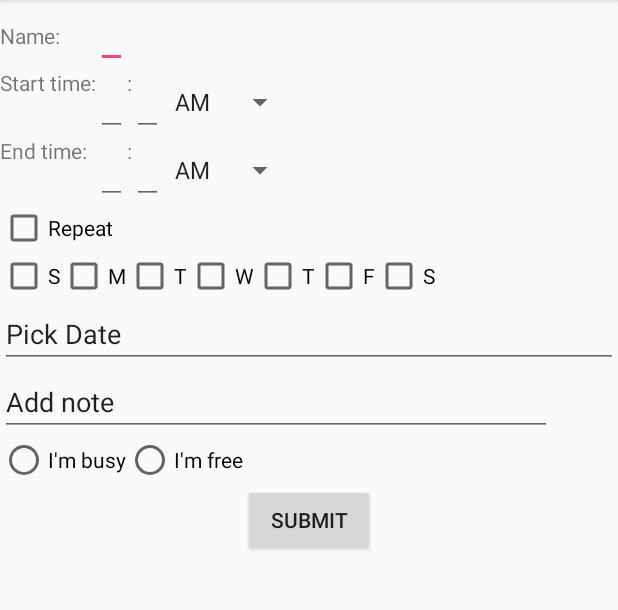
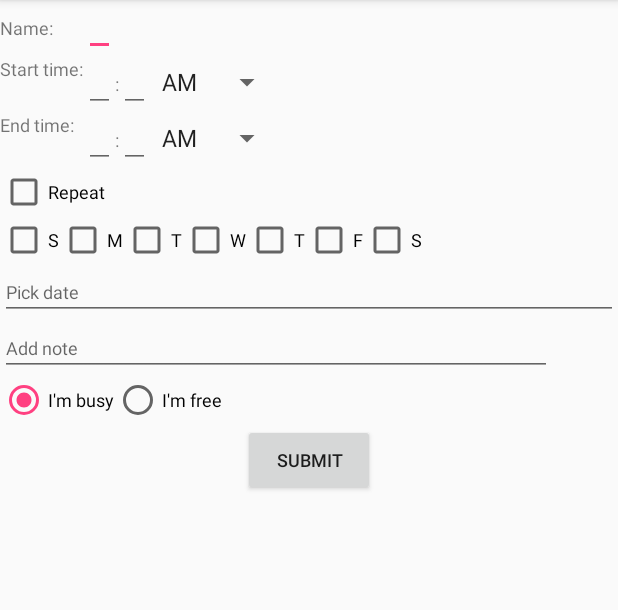
Before and after one commit to gabriel-ruffo/StudyTogether, an Android app: the EditEvent screen opened directly, with no data from a screen before it, on a phone screen of 412 x 824 dp, the part 84-694 px from its top. Run offline under Robolectric (Android 15) with nearby library versions, the phone set to English and light mode, and no system bars; libraries missing offline, so code that uses them is left out: com.alamkanak.weekview.

```diff
--- a/app/src/main/res/layout/activity_edit_event.xml
+++ b/app/src/main/res/layout/activity_edit_event.xml
@@ -19,21 +19,28 @@
             android:id="@+id/tv_name_label"
             android:text="Name:"
             android:layout_column="0"
-            android:layout_row="0" />
+            android:layout_row="0"
+            android:layout_height="wrap_content"
+            android:layout_width="wrap_content"
+            android:textSize="@dimen/tSize"/>
 
         <EditText
             android:id="@+id/et_name"
             android:layout_column="1"
-            android:layout_row="0"/>
+            android:layout_row="0"
+            android:layout_height="wrap_content"
+            android:layout_width="wrap_content"
+            android:textSize="@dimen/tSize"/>
 
         <TextView
             android:id="@+id/tv_start_time"
             android:text="Start time:"
             android:layout_column="0"
-            android:layout_row="1" />
+            android:layout_row="1"
+            android:textSize="@dimen/tSize" />
 
         <LinearLayout
-            android:layout_height="match_parent"
+            android:layout_height="wrap_content"
             android:layout_width="match_parent"
             android:layout_column="1"
             android:layout_row="1">
@@ -42,24 +49,28 @@
                 android:id="@+id/et_start_hour"
                 android:inputType="number"
                 android:layout_width="wrap_content"
-                android:layout_height="match_parent"/>
+                android:layout_height="wrap_content"
+                android:textSize="@dimen/tSize"/>
 
             <TextView
                 android:layout_width="wrap_content"
-                android:layout_height="match_parent"
+                android:layout_height="wrap_content"
                 android:text=":"
+                android:textSize="@dimen/tSize"
                 />
 
             <EditText
                 android:id="@+id/et_start_minute"
                 android:inputType="number"
                 android:layout_width="wrap_content"
-                android:layout_height="match_parent"/>
+                android:layout_height="wrap_content"
+                android:textSize="@dimen/tSize"/>
 
             <Spinner
                 android:id="@+id/spinner_start_ampm"
                 android:layout_width="wrap_content"
-                android:layout_height="match_parent" />
+                android:layout_height="wrap_content"
+                android:textSize="@dimen/tSize" />
 
         </LinearLayout>
 
@@ -67,10 +78,11 @@
             android:id="@+id/tv_end_time"
             android:text="End time:"
             android:layout_column="0"
-            android:layout_row="2" />
+            android:layout_row="2"
+            android:textSize="@dimen/tSize" />
 
         <LinearLayout
-            android:layout_height="match_parent"
+            android:layout_height="wrap_content"
             android:layout_width="match_parent"
             android:layout_column="1"
             android:layout_row="2">
@@ -79,24 +91,28 @@
                 android:id="@+id/et_end_hour"
                 android:inputType="number"
                 android:layout_width="wrap_content"
-                android:layout_height="match_parent"/>
+                android:layout_height="wrap_content"
+                android:textSize="@dimen/tSize"/>
 
             <TextView
                 android:layout_width="wrap_content"
-                android:layout_height="match_parent"
+                android:layout_height="wrap_content"
                 android:text=":"
+                android:textSize="@dimen/tSize"
                 />
 
             <EditText
                 android:id="@+id/et_end_minute"
                 android:inputType="number"
                 android:layout_width="wrap_content"
-                android:layout_height="match_parent"/>
+                android:layout_height="wrap_content"
+                android:textSize="@dimen/tSize"/>
 
             <Spinner
                 android:id="@+id/spinner_end_ampm"
                 android:layout_width="wrap_content"
-                android:layout_height="match_parent" />
+                android:layout_height="wrap_content"
+                android:textSize="@dimen/tSize"/>
 
         </LinearLayout>
 
@@ -107,7 +123,8 @@
         android:id="@+id/cb_repeat"
         android:layout_width="wrap_content"
         android:layout_height="wrap_content"
-        android:text="Repeat" />
+        android:text="Repeat"
+        android:textSize="@dimen/tSize" />
 
     <GridLayout
         android:layout_width="match_parent"
@@ -122,6 +139,7 @@
             android:layout_row="0"
             android:layout_column="0"
             android:text="S"
+            android:textSize="@dimen/tSize"
             />
 
         <CheckBox
@@ -131,6 +149,7 @@
             android:layout_row="0"
             android:layout_column="1"
             android:text="M"
+            android:textSize="@dimen/tSize"
             />
 
         <CheckBox
@@ -140,6 +159,7 @@
             android:layout_row="0"
             android:layout_column="2"
             android:text="T"
+            android:textSize="@dimen/tSize"
             />
 
         <CheckBox
@@ -149,6 +169,7 @@
             android:layout_row="0"
             android:layout_column="3"
             android:text="W"
+            android:textSize="@dimen/tSize"
             />
 
         <CheckBox
@@ -158,6 +179,7 @@
             android:layout_row="0"
             android:layout_column="4"
             android:text="T"
+            android:textSize="@dimen/tSize"
             />
 
         <CheckBox
@@ -167,6 +189,7 @@
             android:layout_row="0"
             android:layout_column="5"
             android:text="F"
+            android:textSize="@dimen/tSize"
             />
 
         <CheckBox
@@ -176,6 +199,7 @@
             android:layout_row="0"
             android:layout_column="6"
             android:text="S"
+            android:textSize="@dimen/tSize"
             />
 
     </GridLayout>
@@ -184,17 +208,19 @@
         android:id="@+id/et_date"
         android:layout_width="match_parent"
         android:layout_height="wrap_content"
-        android:text="Pick Date"
+        android:hint="Pick date"
         android:focusable="false"
-        android:onClick="showDatePickerDialog"/>
+        android:onClick="showDatePickerDialog"
+        android:textSize="@dimen/tSize"/>
 
     <EditText
         android:id="@+id/et_notes"
         android:layout_width="368dp"
         android:layout_height="wrap_content"
-        android:text="Add note"
+        android:hint="Add note"
         tools:layout_editor_absoluteY="506dp"
-        tools:layout_editor_absoluteX="0dp" />
+        tools:layout_editor_absoluteX="0dp"
+        android:textSize="@dimen/tSize" />
 
     <RadioGroup
         android:layout_width="match_parent"
@@ -204,12 +230,15 @@
             android:layout_width="wrap_content"
             android:layout_height="wrap_content"
             android:text="I'm busy"
-            android:onClick="onRadioButtonClicked"/>
+            android:checked="true"
+            android:onClick="onRadioButtonClicked"
+            android:textSize="@dimen/tSize"/>
         <RadioButton android:id="@+id/radio_free"
             android:layout_width="wrap_content"
             android:layout_height="wrap_content"
             android:text="I'm free"
-            android:onClick="onRadioButtonClicked"/>
+            android:onClick="onRadioButtonClicked"
+            android:textSize="@dimen/tSize"/>
     </RadioGroup>
 
     <Button
@@ -217,5 +246,6 @@
         android:layout_width="wrap_content"
         android:layout_height="wrap_content"
         android:layout_gravity="center"
-        android:onClick="submitEvent"/>
+        android:onClick="submitEvent"
+        android:textSize="@dimen/tSize"/>
 </LinearLayout>
--- a/app/src/main/res/layout/fragment_calendar.xml
+++ b/app/src/main/res/layout/fragment_calendar.xml
@@ -11,12 +11,12 @@
         android:layout_height="match_parent"
         app:eventTextColor="@android:color/white"
         app:textSize="12sp"
-        app:hourHeight="60dp"
+        app:hourHeight="150dp"
         app:headerColumnPadding="8dp"
         app:headerColumnTextColor="#8f000000"
         app:headerRowPadding="12dp"
         app:columnGap="8dp"
-        app:noOfVisibleDays="3"
+        app:noOfVisibleDays="7"
         app:headerRowBackgroundColor="#ffefefef"
         app:dayBackgroundColor="#05000000"
         app:todayBackgroundColor="#1848adff"
--- a/app/src/main/res/values/dimens.xml
+++ b/app/src/main/res/values/dimens.xml
@@ -4,4 +4,5 @@
     <dimen name="activity_vertical_margin">16dp</dimen>
     <dimen name="fab_margin">16dp</dimen>
     <dimen name="appbar_padding_top">8dp</dimen>
+    <dimen name="tSize">12sp</dimen>
 </resources>
```
Also changed, not shown: app/src/main/java/com/example/gabriel/studytogether2/EditEnvelope.java (+19 -8 lines), app/src/main/java/com/example/gabriel/studytogether2/EditEvent.java (+74 -1 lines), app/src/main/java/com/example/gabriel/studytogether2/MainActivity.java (+16 -0 lines), app/src/main/java/com/example/gabriel/studytogether2/fragments/CalendarFragment.java (+64 -17 lines).
